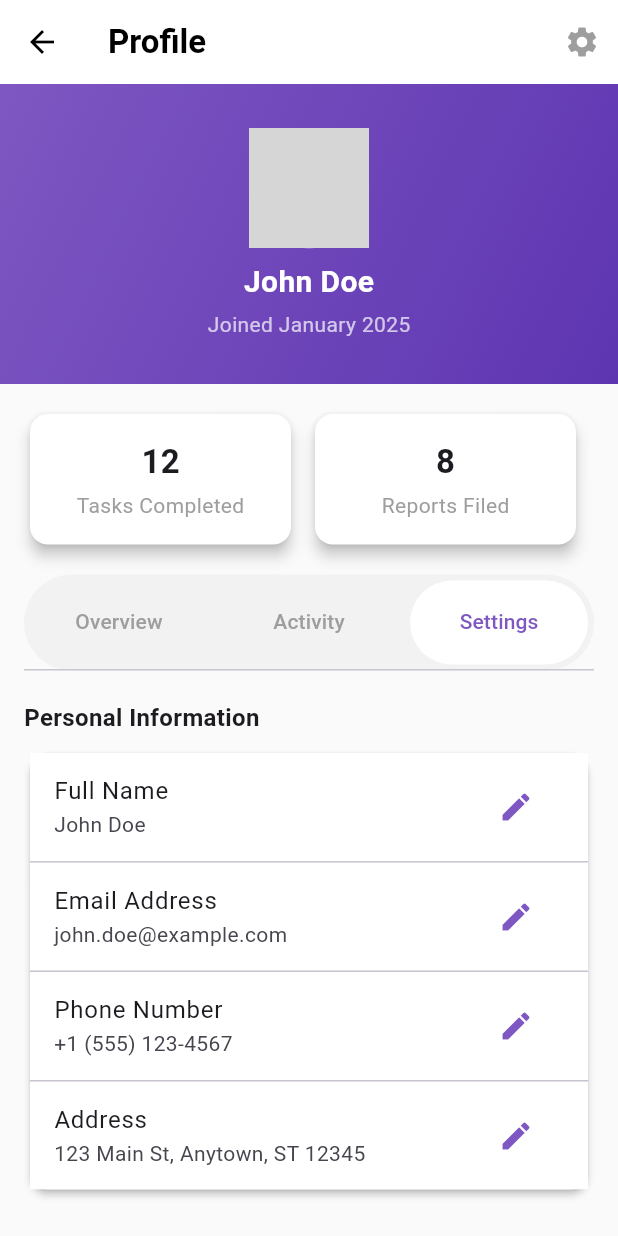
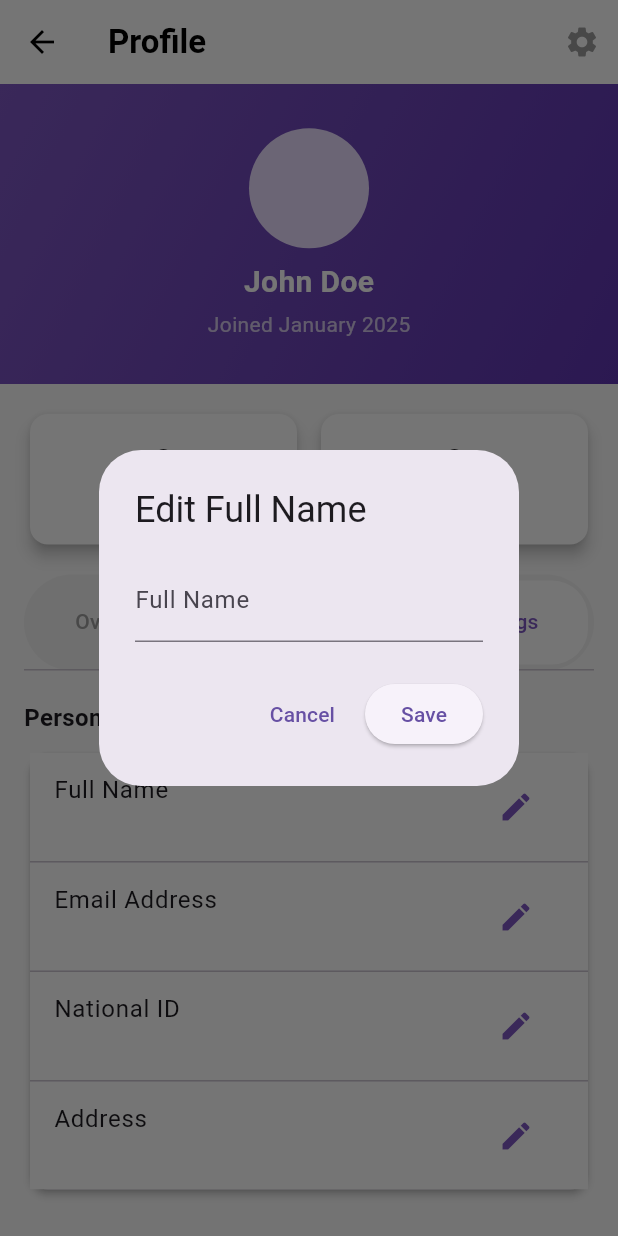
Before and after one commit to MohamedHossam2004/CivicLink, a Flutter app: the ProfilePage screen opened directly, tab 3 chosen, after a tap on the "edit" icon, on a phone screen of 412 x 824 dp. Run offline on Flutter 3.47's test engine with Material 3 defaults, Android fonts, the phone set to English and light mode, and no system bars; our stand-ins replace cloud_firestore, firebase_auth, firebase_core, firebase_storage, google_maps_flutter, google_sign_in and 3 more; missing offline and left inert: flutter_facebook_auth; accounts and stored records are empty; grey boxes are pictures that could not be loaded.

Commit message:
integrated firebase changes to settings and overview

```diff
--- a/lib/screens/profile/profile_page.dart
+++ b/lib/screens/profile/profile_page.dart
@@ -1,5 +1,8 @@
 // lib/screens/profile/profile_page.dart
 import 'package:flutter/material.dart';
+import 'package:cloud_firestore/cloud_firestore.dart';
+import 'package:intl/intl.dart';
+import 'package:firebase_auth/firebase_auth.dart';
 
 class ProfilePage extends StatefulWidget {
   const ProfilePage({Key? key}) : super(key: key);
@@ -11,21 +14,61 @@
 class _ProfilePageState extends State<ProfilePage>
     with SingleTickerProviderStateMixin {
   late final TabController _tabController;
+  final FirebaseFirestore _firestore = FirebaseFirestore.instance;
 
-  // Hard-coded for now – swap with your Firebase calls later
-  final int tasksCompleted = 12;
-  final int reportsFiled = 8;
+  // Firestore-driven state
+  int _totalTasks = 0;
+  int _totalReports = 0;
+  List<Map<String, dynamic>> _tasks = [];
+  List<Map<String, dynamic>> _reports = [];
+  bool _isLoading = true;
+  String? _error;
 
   @override
   void initState() {
     super.initState();
     _tabController = TabController(length: 3, vsync: this);
+    _fetchData();
   }
 
   @override
   void dispose() {
     _tabController.dispose();
     super.dispose();
+  }
+
+  Future<void> _fetchData() async {
+    try {
+      // 1) fetch a small page of tasks & reports for the Overview lists
+      final taskSnap = await _firestore
+          .collection('tasks')
+          .orderBy('createdOn')
+          .limit(3)
+          .get();
+      final repSnap = await _firestore
+          .collection('reports')
+          .orderBy('createdAt', descending: true)
+          .limit(2)
+          .get();
+
+      // 2) run count() aggregation to get the totals
+      final taskCountSnap = await _firestore.collection('tasks').count().get();
+      final reportCountSnap =
+          await _firestore.collection('reports').count().get();
+
+      setState(() {
+        _tasks = taskSnap.docs.map((d) => d.data()).toList();
+        _reports = repSnap.docs.map((d) => d.data()).toList();
+        _totalTasks = taskCountSnap.count!;
+        _totalReports = reportCountSnap.count!;
+        _isLoading = false;
+      });
+    } catch (e) {
+      setState(() {
+        _error = e.toString();
+        _isLoading = false;
+      });
+    }
   }
 
   @override
@@ -41,11 +84,9 @@
         actions: [
           IconButton(
               icon: const Icon(Icons.settings, color: Colors.grey),
-            onPressed: () {},
-          )
+              onPressed: () {}),
         ],
       ),
-
       // —— Body ——
       body: Column(
         children: [
@@ -82,24 +123,39 @@
 
           const SizedBox(height: 16),
 
-          // 2) Three stat cards
+          // 2) Re-added stat cards: Total Tasks & Total Reports
+          if (!_isLoading && _error == null)
             Padding(
               padding: const EdgeInsets.symmetric(horizontal: 16),
               child: Row(
                 children: [
                   Expanded(
                     child: _StatCard(
-                      count: tasksCompleted.toString(),
-                      label: 'Tasks Completed'),
+                      count: _totalTasks.toString(),
+                      label: 'Total Tasks',
+                    ),
                   ),
                   const SizedBox(width: 8),
                   Expanded(
                     child: _StatCard(
-                      count: reportsFiled.toString(), label: 'Reports Filed'),
+                      count: _totalReports.toString(),
+                      label: 'Total Reports',
                     ),
-                const SizedBox(width: 8),
+                  ),
                 ],
               ),
+            ),
+
+          // Show loading or error instead of cards if needed
+          if (_isLoading)
+            const Padding(
+              padding: EdgeInsets.all(16),
+              child: Center(child: CircularProgressIndicator()),
+            ),
+          if (_error != null)
+            Padding(
+              padding: const EdgeInsets.all(16),
+              child: Center(child: Text('Error: $_error')),
             ),
 
           const SizedBox(height: 16),
@@ -121,7 +177,7 @@
                     const EdgeInsets.symmetric(horizontal: 4, vertical: 4),
                 indicator: BoxDecoration(
                   color: Colors.white,
-                  borderRadius: BorderRadius.circular(50),
+                  borderRadius: BorderRadius.circular(24),
                 ),
                 labelColor: const Color(0xFF7E57C2),
                 unselectedLabelColor: Colors.grey,
@@ -140,10 +196,17 @@
           Expanded(
             child: TabBarView(
               controller: _tabController,
-              children: const [
-                _OverviewTab(),
-                _ActivityTab(),
-                _SettingsTab(),
+              children: [
+                // Overview (with dynamic lists)
+                if (_isLoading)
+                  const Center(child: CircularProgressIndicator())
+                else if (_error != null)
+                  Center(child: Text('Error: $_error'))
+                else
+                  _OverviewTab(tasks: _tasks, reports: _reports),
+
+                const _ActivityTab(),
+                const _SettingsTab(),
               ],
             ),
           ),
@@ -180,103 +243,120 @@
   }
 }
 
+// … keep the rest of your _OverviewTab, _ActivityTab, _SettingsTab, and
+//    item widgets exactly as before. They’ll now live below in the file. …
+
 /// The Overview tab, now with Upcoming Tasks & Recent Reports
 class _OverviewTab extends StatelessWidget {
-  const _OverviewTab();
+  final List<Map<String, dynamic>> tasks;
+  final List<Map<String, dynamic>> reports;
+
+  const _OverviewTab({
+    required this.tasks,
+    required this.reports,
+  });
 
   @override
   Widget build(BuildContext context) {
+    final dateFmt = DateFormat.yMMMMd();
+    final timeFmt = DateFormat.jm();
+
     return SingleChildScrollView(
       padding: const EdgeInsets.symmetric(horizontal: 16, vertical: 8),
-      child: Column(crossAxisAlignment: CrossAxisAlignment.start, children: [
-        // — Upcoming Tasks header —
+      child: Column(
+        crossAxisAlignment: CrossAxisAlignment.start,
+        children: [
+          // Upcoming Tasks header
           Row(
             mainAxisAlignment: MainAxisAlignment.spaceBetween,
             children: [
               const Text('Upcoming Tasks',
                   style: TextStyle(fontSize: 18, fontWeight: FontWeight.bold)),
               TextButton(
-              onPressed: () {}, // TODO: View all tasks
+                onPressed: () {},
                 child: const Text('View All',
                     style: TextStyle(color: Color(0xFF7E57C2))),
               ),
             ],
           ),
           const SizedBox(height: 8),
-
-        // — Upcoming Tasks card —
           Card(
             color: Colors.white,
             elevation: 2,
             shape:
                 RoundedRectangleBorder(borderRadius: BorderRadius.circular(12)),
             child: Column(
-            children: const [
+              children: tasks.map((t) {
+                // Firestore Timestamp → DateTime
+                final ts = (t['createdOn'] as Timestamp).toDate();
+                return Column(
+                  children: [
                     _UpcomingTaskItem(
-                title: 'Community Garden',
-                date: 'May 22, 2025',
-                time: '9:00 AM',
-                joined: true,
+                      title: t['name'] as String,
+                      date: dateFmt.format(ts),
+                      time: timeFmt.format(ts),
+                      joined: true, // or use your logic
                       iconColor: Colors.green,
                     ),
-              Divider(height: 1),
-              _UpcomingTaskItem(
-                title: 'Food Drive',
-                date: 'May 30, 2025',
-                time: '1:00 PM',
-                joined: true,
-                iconColor: Colors.orange,
-              ),
+                    if (tasks.last != t) const Divider(height: 1),
                   ],
+                );
+              }).toList(),
             ),
           ),
 
           const SizedBox(height: 24),
 
-        // — Recent Reports header —
+          // Recent Reports header
           Row(
             mainAxisAlignment: MainAxisAlignment.spaceBetween,
             children: [
               const Text('Recent Reports',
                   style: TextStyle(fontSize: 18, fontWeight: FontWeight.bold)),
               TextButton(
-              onPressed: () {}, // TODO: View all reports
+                onPressed: () {},
                 child: const Text('View All',
                     style: TextStyle(color: Color(0xFF7E57C2))),
               ),
             ],
           ),
           const SizedBox(height: 8),
-
-        // — Recent Reports card —
           Card(
             color: Colors.white,
             elevation: 2,
             shape:
                 RoundedRectangleBorder(borderRadius: BorderRadius.circular(12)),
             child: Column(
-            children: const [
+              children: reports.map((r) {
+                final ts = (r['createdAt'] as Timestamp).toDate();
+                // choose colors by status
+                final status = r['status'] as String;
+                Color statusColor;
+                if (status == 'Resolved') {
+                  statusColor = Colors.green;
+                } else if (status == 'In Progress') {
+                  statusColor = Colors.orange;
+                } else {
+                  statusColor = Colors.grey;
+                }
+                return Column(
+                  children: [
                     _RecentReportItem(
-                title: 'Street Light Not Working',
-                date: 'April 28, 2025',
-                status: 'In Progress',
-                statusBg: Color(0xFFFFF3E0), // light amber
-                statusColor: Color(0xFFFFA000),
-                iconColor: Color(0xFF90CAF9),
+                      title: r['description'] as String,
+                      date: dateFmt.format(ts),
+                      status: status,
+                      statusBg: statusColor.withOpacity(0.2),
+                      statusColor: statusColor,
+                      iconColor: Colors.blue,
                     ),
-              Divider(height: 1),
-              _RecentReportItem(
-                title: 'Water Leak',
-                date: 'April 15, 2025',
-                status: 'Resolved',
-                statusBg: Color(0xFFE8F5E9), // light green
-                statusColor: Color(0xFF43A047),
-                iconColor: Color(0xFFEF9A9A),
+                    if (reports.last != r) const Divider(height: 1),
+                  ],
+                );
+              }).toList(),
+            ),
           ),
         ],
       ),
-        ),
-      ]),
     );
   }
 }
@@ -382,6 +462,7 @@
   }
 }
 
+// Add these imports at the top of your file
 class _SettingsTab extends StatefulWidget {
   const _SettingsTab();
 
@@ -390,18 +471,125 @@
 }
 
 class _SettingsTabState extends State<_SettingsTab> {
-  // toggles
-  bool _pushEnabled = true;
-  bool _emailEnabled = true;
-  bool _smsEnabled = false;
+  // Firestore & Auth instances
+  final _firestore = FirebaseFirestore.instance;
+  final _auth = FirebaseAuth.instance;
+
+  // Controllers for each editable field
+  final _fullNameController = TextEditingController();
+  final _emailController = TextEditingController();
+  final _nationalIdController = TextEditingController();
+  final _addressController = TextEditingController();
+
+  bool _isLoading = true;
+  String? _error;
+
+  @override
+  void initState() {
+    super.initState();
+    _loadProfile();
+  }
+
+  @override
+  void dispose() {
+    _fullNameController.dispose();
+    _emailController.dispose();
+    _nationalIdController.dispose();
+    _addressController.dispose();
+    super.dispose();
+  }
+
+  Future<void> _loadProfile() async {
+    try {
+      final uid = _auth.currentUser!.uid;
+      final doc = await _firestore.collection('users').doc(uid).get();
+      final data = doc.data() ?? {};
+
+      // Map Firestore fields into our controllers
+      _fullNameController.text = data['fullName'] ?? '';
+      _emailController.text = data['email'] ?? '';
+      _nationalIdController.text = data['nationalId'] ?? '';
+      _addressController.text = data['address'] ?? '';
+
+      setState(() => _isLoading = false);
+    } catch (e) {
+      setState(() {
+        _error = e.toString();
+        _isLoading = false;
+      });
+    }
+  }
+
+  Future<void> _updateField(String fieldKey, TextEditingController ctrl) async {
+    final newValue = ctrl.text.trim();
+    if (newValue.isEmpty) return;
+
+    final uid = _auth.currentUser!.uid;
+    await _firestore.collection('users').doc(uid).update({fieldKey: newValue});
+    // Controller is already updated, UI will reflect change immediately
+  }
+
+  Future<void> _showEditDialog(
+    String fieldKey,
+    TextEditingController controller,
+    String label,
+  ) async {
+    final editCtrl = TextEditingController(text: controller.text);
+
+    await showDialog(
+      context: context,
+      builder: (ctx) => AlertDialog(
+        title: Text('Edit $label'),
+        content: TextField(
+          controller: editCtrl,
+          decoration: InputDecoration(labelText: label),
+        ),
+        actions: [
+          TextButton(
+            onPressed: () => Navigator.pop(ctx),
+            child: const Text('Cancel'),
+          ),
+          ElevatedButton(
+            onPressed: () async {
+              controller.text = editCtrl.text;
+              await _updateField(fieldKey, controller);
+              Navigator.pop(ctx);
+            },
+            child: const Text('Save'),
+          ),
+        ],
+      ),
+    );
+  }
+
+  Widget _buildInfoTile(
+    String label,
+    TextEditingController ctrl,
+    String firestoreKey,
+  ) {
+    return ListTile(
+      tileColor: Colors.white,
+      title: Text(label),
+      subtitle: Text(ctrl.text),
+      trailing: IconButton(
+        icon: const Icon(Icons.edit, color: Color(0xFF7E57C2)),
+        onPressed: () => _showEditDialog(firestoreKey, ctrl, label),
+      ),
+    );
+  }
 
   @override
   Widget build(BuildContext context) {
+    if (_isLoading) {
+      return const Center(child: CircularProgressIndicator());
+    }
+    if (_error != null) {
+      return Center(child: Text('Error: $_error'));
+    }
+
     return SingleChildScrollView(
       padding: const EdgeInsets.symmetric(horizontal: 16, vertical: 12),
-      child: Column(
-        crossAxisAlignment: CrossAxisAlignment.start,
-        children: [
+      child: Column(crossAxisAlignment: CrossAxisAlignment.start, children: [
         // Personal Information
         const Text(
           'Personal Information',
@@ -414,132 +602,21 @@
               RoundedRectangleBorder(borderRadius: BorderRadius.circular(12)),
           child: Column(
             children: [
-                _buildInfoTile('Full Name', 'John Doe'),
+              _buildInfoTile('Full Name', _fullNameController, 'fullName'),
               const Divider(height: 1),
-                _buildInfoTile('Email Address', 'john.doe@example.com'),
+              _buildInfoTile('Email Address', _emailController, 'email'),
               const Divider(height: 1),
-                _buildInfoTile('Phone Number', '+1 (555) 123-4567'),
+              _buildInfoTile(
+                  'National ID', _nationalIdController, 'nationalId'),
               const Divider(height: 1),
-                _buildInfoTile('Address', '123 Main St, Anytown, ST 12345'),
+              _buildInfoTile('Address', _addressController, 'address'),
             ],
           ),
         ),
 
         const SizedBox(height: 24),
-
-          // Notification Settings
-          const Text(
-            'Notification Settings',
-            style: TextStyle(fontSize: 16, fontWeight: FontWeight.bold),
-          ),
-          const SizedBox(height: 8),
-          Card(
-            color: Colors.white,
-            elevation: 2,
-            shape:
-                RoundedRectangleBorder(borderRadius: BorderRadius.circular(12)),
-            child: Column(
-              children: [
-                SwitchListTile(
-                  title: const Text('Push Notifications'),
-                  subtitle: const Text('Receive alerts on your device'),
-                  value: _pushEnabled,
-                  onChanged: (v) => setState(() => _pushEnabled = v),
-                ),
-                const Divider(height: 1),
-                SwitchListTile(
-                  title: const Text('Email Notifications'),
-                  subtitle: const Text('Receive updates via email'),
-                  value: _emailEnabled,
-                  onChanged: (v) => setState(() => _emailEnabled = v),
-                ),
-                const Divider(height: 1),
-                SwitchListTile(
-                  title: const Text('SMS Notifications'),
-                  subtitle:
-                      const Text('Receive text messages for urgent updates'),
-                  value: _smsEnabled,
-                  onChanged: (v) => setState(() => _smsEnabled = v),
-                ),
-              ],
-            ),
-          ),
-
-          const SizedBox(height: 24),
-
-          // Account Actions
-          const Text(
-            'Account',
-            style: TextStyle(fontSize: 16, fontWeight: FontWeight.bold),
-          ),
-          const SizedBox(height: 8),
-          Card(
-            elevation: 2,
-            shape:
-                RoundedRectangleBorder(borderRadius: BorderRadius.circular(12)),
-            child: Column(
-              children: [
-                ListTile(
-                  tileColor: Colors.white,
-                  leading: const Icon(Icons.lock_outline),
-                  title: const Text('Change Password'),
-                  trailing: const Icon(Icons.chevron_right),
-                  onTap: () {
-                    // TODO: navigate to change password
-                  },
-                ),
-                const Divider(height: 1),
-                ListTile(
-                  tileColor: Colors.white,
-                  leading: const Icon(Icons.privacy_tip_outlined),
-                  title: const Text('Privacy Settings'),
-                  trailing: const Icon(Icons.chevron_right),
-                  onTap: () {
-                    // TODO: navigate to privacy settings
-                  },
-                ),
-              ],
-            ),
-          ),
-
-          const SizedBox(height: 24),
-
-          // Sign Out Button
-          Padding(
-            padding: const EdgeInsets.symmetric(horizontal: 0),
-            child: ElevatedButton.icon(
-              icon: const Icon(Icons.logout),
-              label: const Text('Sign Out'),
-              style: ElevatedButton.styleFrom(
-                backgroundColor: Colors.red,
-                minimumSize: const Size.fromHeight(48),
-                shape: RoundedRectangleBorder(
-                  borderRadius: BorderRadius.circular(12),
-                ),
-              ),
-              onPressed: () {
-                // TODO: sign out logic
-              },
-            ),
-          ),
-        ],
-      ),
-    );
-  }
-
-  /// Helper for each info row with an edit icon.
-  Widget _buildInfoTile(String label, String value) {
-    return ListTile(
-      // tileColor: Colors.white,
-      tileColor: Colors.white,
-      title: Text(label),
-      subtitle: Text(value),
-      trailing: IconButton(
-        icon: const Icon(Icons.edit, color: Color(0xFF7E57C2)),
-        onPressed: () {
-          // TODO: open edit dialog
-        },
-      ),
+        // Keep your Notification Settings & Account sections here...
+      ]),
     );
   }
 }
```
Lines whose indentation alone changed are shown as unchanged.
